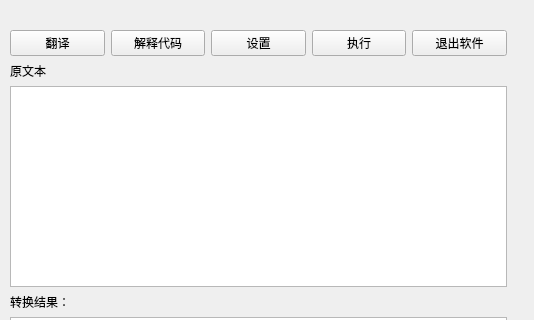
Above: mainwindow.ui from lldxflwb/chatgpt-sidebar before the change; both pictures show x 0 to 534 and y 0 to 320 of the 534 by 600 pixel window. Below: the same form after it.
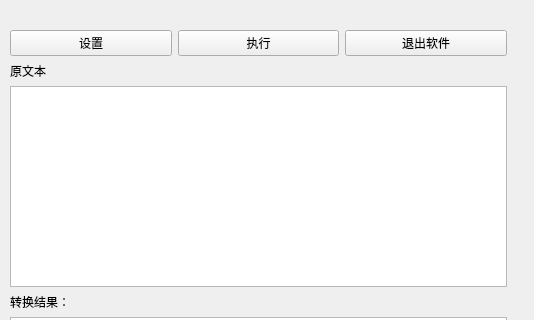
That is the form after the change.

Commit message: 去掉无用的按钮

```diff
--- a/mainwindow.ui
+++ b/mainwindow.ui
@@ -26,20 +26,6 @@
     <layout class="QVBoxLayout" name="verticalLayout_3">
      <item>
       <layout class="QHBoxLayout" name="horizontalLayout_2">
-       <item>
-        <widget class="QPushButton" name="translate_2">
-         <property name="text">
-          <string>翻译</string>
-         </property>
-        </widget>
-       </item>
-       <item>
-        <widget class="QPushButton" name="pushButton_3">
-         <property name="text">
-          <string>解释代码</string>
-         </property>
-        </widget>
-       </item>
        <item>
         <widget class="QPushButton" name="pushButton_4">
          <property name="text">
```
Left out of the diff: 2 changed lines with no effect on the pictures.
